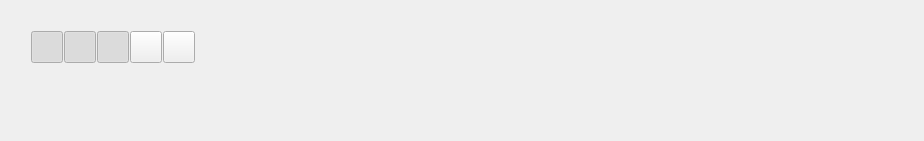
First picture: the form in src/noggit/ui/MapViewOverlay.ui, repository Marlamin/noggit-red, before the edit.
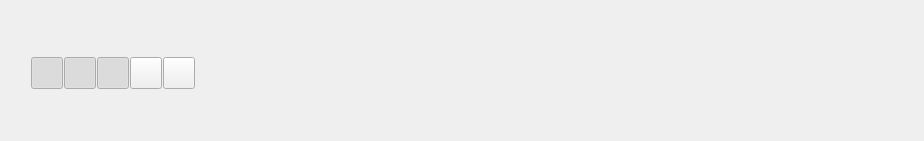
Second picture: the form after the edit.

Diff of the .ui file:
```diff
--- a/src/noggit/ui/MapViewOverlay.ui
+++ b/src/noggit/ui/MapViewOverlay.ui
@@ -62,7 +62,9 @@
    <item>
     <layout class="QVBoxLayout" name="verticalLayout_2">
      <item>
-      <layout class="QHBoxLayout" name="horizontalLayout_9">
+      <layout class="QVBoxLayout" name="verticalLayout">
+       <item>
+        <layout class="QHBoxLayout" name="horizontalLayout_4">
        <item>
         <widget class="QWidget" name="upperToolbarHolder" native="true">
          <property name="sizePolicy">
@@ -85,6 +87,35 @@
           </size>
          </property>
         </spacer>
+         </item>
+        </layout>
+       </item>
+       <item>
+        <layout class="QHBoxLayout" name="horizontalLayout_5">
+         <item>
+          <widget class="QWidget" name="secondaryToolbarHolder" native="true">
+           <property name="sizePolicy">
+            <sizepolicy hsizetype="Maximum" vsizetype="Preferred">
+             <horstretch>0</horstretch>
+             <verstretch>0</verstretch>
+            </sizepolicy>
+           </property>
+          </widget>
+         </item>
+         <item>
+          <spacer name="horizontalSpacer_5">
+           <property name="orientation">
+            <enum>Qt::Horizontal</enum>
+           </property>
+           <property name="sizeHint" stdset="0">
+            <size>
+             <width>40</width>
+             <height>20</height>
+            </size>
+           </property>
+          </spacer>
+         </item>
+        </layout>
        </item>
       </layout>
      </item>
```
Left out of the diff: 6 changed lines with no effect on the pictures. Lines whose indentation alone changed are shown as unchanged.
